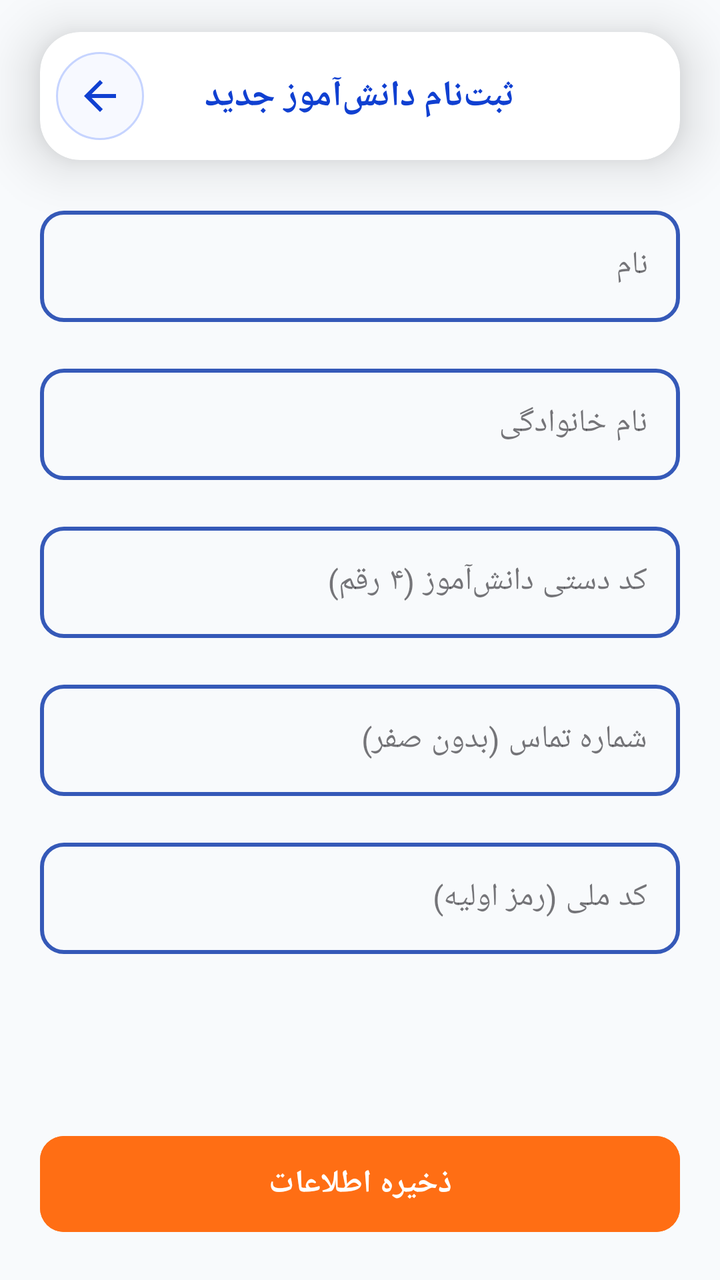
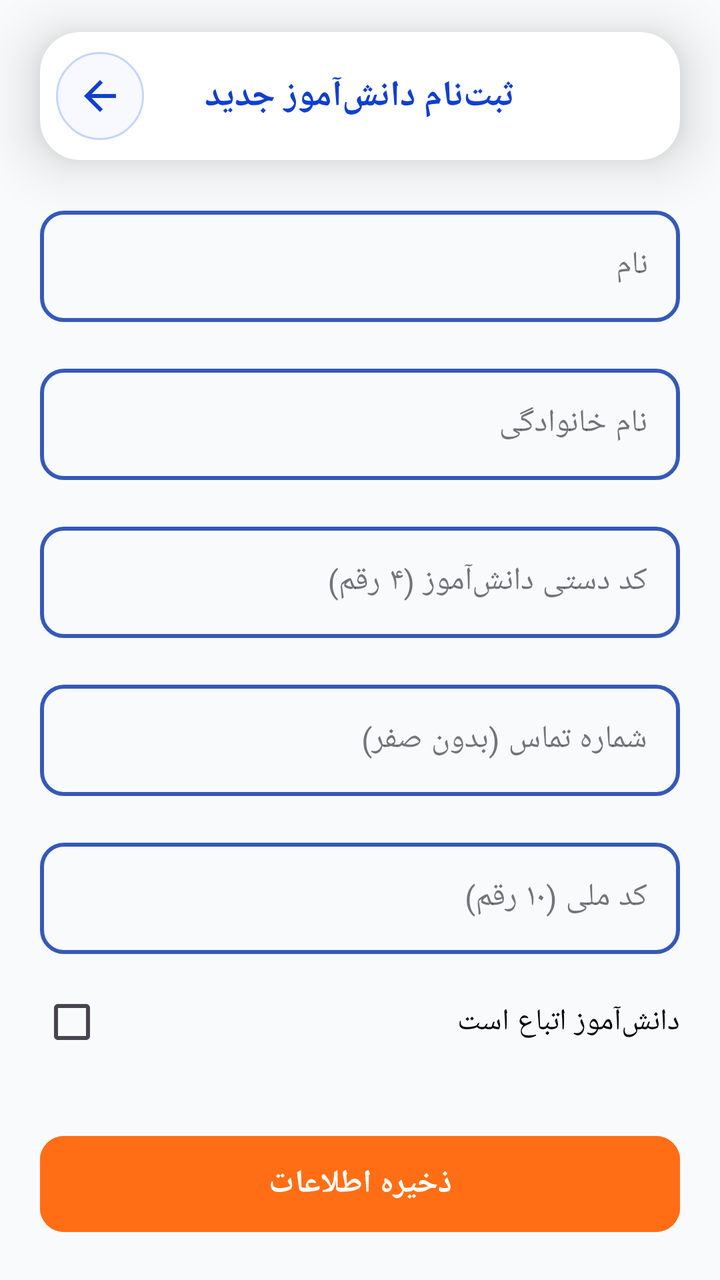

Screens rendered from an Android XML layout before and after an edit, with the pre-edit source and the edit as a unified diff.
<!-- AndroidManifest.xml: application theme Theme.BB -->
<!-- res/layout/activity_add_edit_student.xml -->
<?xml version='1.0' encoding='UTF-8'?>
<androidx.constraintlayout.widget.ConstraintLayout xmlns:android="http://schemas.android.com/apk/res/android" xmlns:app="http://schemas.android.com/apk/res-auto" android:layout_width="match_parent" android:layout_height="match_parent" android:background="@drawable/app_global_background">
  <com.google.android.material.card.MaterialCardView android:id="@+id/topBar" android:layout_width="match_parent" android:layout_height="64dp" android:layout_marginHorizontal="20dp" android:layout_marginTop="16dp" app:cardBackgroundColor="@color/card_background" app:cardCornerRadius="20dp" app:cardElevation="16dp" app:layout_constraintEnd_toEndOf="parent" app:layout_constraintStart_toStartOf="parent" app:layout_constraintTop_toTopOf="parent" app:strokeWidth="0dp">
    <RelativeLayout android:layout_width="match_parent" android:layout_height="match_parent">
      <ImageView android:id="@+id/btnFormBack" android:layout_alignParentLeft="true" android:layout_centerVertical="true" style="@style/AppBackButton"/>
      <TextView android:id="@+id/txtFormTitle" android:layout_width="wrap_content" android:layout_height="wrap_content" android:layout_centerInParent="true" android:text="ثبت‌نام دانش‌آموز جدید" android:textColor="@color/title_blue" android:textSize="18sp" android:textStyle="bold"/>
    </RelativeLayout>
  </com.google.android.material.card.MaterialCardView>
  <ScrollView android:layout_width="match_parent" android:layout_height="0dp" android:padding="20dp" app:layout_constraintBottom_toTopOf="@id/btnSaveStudent" app:layout_constraintTop_toBottomOf="@id/topBar">
    <LinearLayout android:layout_width="match_parent" android:layout_height="wrap_content" android:orientation="vertical">
      <com.google.android.material.textfield.TextInputLayout style="@style/StudentManageFormBox" android:layout_width="match_parent" android:layout_height="wrap_content" android:layout_marginBottom="18dp" android:hint="نام">
        <com.google.android.material.textfield.TextInputEditText android:id="@+id/etFirstName" android:layout_width="match_parent" android:layout_height="wrap_content" android:inputType="text" android:textColor="@color/input_text"/>
      </com.google.android.material.textfield.TextInputLayout>
      <com.google.android.material.textfield.TextInputLayout style="@style/StudentManageFormBox" android:layout_width="match_parent" android:layout_height="wrap_content" android:layout_marginBottom="18dp" android:hint="نام خانوادگی">
        <com.google.android.material.textfield.TextInputEditText android:id="@+id/etLastName" android:layout_width="match_parent" android:layout_height="wrap_content" android:inputType="text" android:textColor="@color/input_text"/>
      </com.google.android.material.textfield.TextInputLayout>
      <com.google.android.material.textfield.TextInputLayout android:id="@+id/layoutStudentCode" style="@style/StudentManageFormBox" android:layout_width="match_parent" android:layout_height="wrap_content" android:layout_marginBottom="18dp" android:hint="کد دستی دانش‌آموز (۴ رقم)">
        <com.google.android.material.textfield.TextInputEditText android:id="@+id/etStudentCode" android:layout_width="match_parent" android:layout_height="wrap_content" android:digits="0123456789" android:inputType="number" android:maxLength="4" android:singleLine="true" android:textColor="@color/input_text" android:textDirection="ltr"/>
      </com.google.android.material.textfield.TextInputLayout>
      <com.google.android.material.textfield.TextInputLayout style="@style/StudentManageFormBox" android:layout_width="match_parent" android:layout_height="wrap_content" android:layout_marginBottom="18dp" android:hint="شماره تماس (بدون صفر)">
        <com.google.android.material.textfield.TextInputEditText android:id="@+id/etPhone" android:layout_width="match_parent" android:layout_height="wrap_content" android:inputType="phone" android:maxLength="10" android:textColor="@color/input_text"/>
      </com.google.android.material.textfield.TextInputLayout>
      <com.google.android.material.textfield.TextInputLayout style="@style/StudentManageFormBox" android:layout_width="match_parent" android:layout_height="wrap_content" android:layout_marginBottom="18dp" android:hint="کد ملی (رمز اولیه)">
        <com.google.android.material.textfield.TextInputEditText android:id="@+id/etNationalId" android:layout_width="match_parent" android:layout_height="wrap_content" android:inputType="number" android:maxLength="10" android:textColor="@color/input_text"/>
      </com.google.android.material.textfield.TextInputLayout>
    </LinearLayout>
  </ScrollView>
  <Button android:id="@+id/btnSaveStudent" android:layout_width="match_parent" android:layout_height="56dp" android:layout_marginHorizontal="20dp" android:layout_marginBottom="20dp" android:backgroundTint="@color/brand_orange" android:text="ذخیره اطلاعات" android:textColor="@color/white" android:textSize="16sp" android:textStyle="bold" app:cornerRadius="12dp" app:layout_constraintBottom_toBottomOf="parent"/>
</androidx.constraintlayout.widget.ConstraintLayout>
<!-- resources referenced by this layout -->
<resources>
  <color name="brand_orange">#FF6E14</color>
  <color name="card_background">#FFFFFF</color>
  <color name="input_text">#050709</color>
  <color name="title_blue">#1040D1</color>
  <color name="white">#FFFFFFFF</color>
  <!-- drawable app_global_background (drawable) -->
  <?xml version="1.0" encoding="utf-8"?>
  <layer-list xmlns:android="http://schemas.android.com/apk/res/android">
      <item>
          <shape android:shape="rectangle">
              <solid android:color="#F8FAFC" />
          </shape>
      </item>
  </layer-list>
  <style name="AppBackButton">
      <item name="android:layout_width">44dp</item>
      <item name="android:layout_height">44dp</item>
      <item name="android:background">@drawable/bg_app_back_button</item>
      <item name="android:src">@drawable/ic_arrow_back_left</item>
      <item name="android:tint">@color/title_blue</item>
      <item name="android:padding">10dp</item>
      <item name="android:scaleType">centerInside</item>
      <item name="android:contentDescription">@string/action_back</item>
      <item name="android:clickable">true</item>
      <item name="android:focusable">true</item>
      <item name="android:layoutDirection">ltr</item>
      <item name="android:layout_marginLeft">8dp</item>
    </style>
  <style name="StudentManageFormBox" parent="Widget.MaterialComponents.TextInputLayout.OutlinedBox">
          <item name="boxCornerRadiusTopStart">12dp</item>
          <item name="boxCornerRadiusTopEnd">12dp</item>
          <item name="boxCornerRadiusBottomStart">12dp</item>
          <item name="boxCornerRadiusBottomEnd">12dp</item>
          <item name="boxStrokeColor">@color/student_manage_field_stroke</item>
          <item name="boxStrokeWidth">2dp</item>
          <item name="boxStrokeWidthFocused">3dp</item>
          <item name="hintTextColor">@color/title_blue</item>
      </style>
  <style name="Theme.BB" parent="Base.Theme.BB" />
  <!-- drawable ic_arrow_back_left (drawable) -->
  <vector xmlns:android="http://schemas.android.com/apk/res/android"
      android:width="24dp"
      android:height="24dp"
      android:viewportWidth="24"
      android:viewportHeight="24">
      <path
          android:fillColor="@android:color/white"
          android:pathData="M20,11H7.83l5.59,-5.59L12,4l-8,8 8,8 1.41,-1.41L7.83,13H20z" />
  </vector>
  <string name="action_back">بازگشت</string>
  <style name="Base.Theme.BB" parent="Theme.Material3.DayNight.NoActionBar">
          <item name="android:windowBackground">@drawable/app_global_background</item>
  
          <item name="android:windowTranslucentStatus">false</item>
          <item name="android:windowDrawsSystemBarBackgrounds">true</item>
          <item name="android:statusBarColor">@android:color/transparent</item>
          <item name="android:navigationBarColor">@android:color/transparent</item>
  
          <item name="materialAlertDialogTheme">@style/ThemeOverlay.BB.MaterialAlertDialog</item>
  
          <item name="android:windowLightStatusBar">true</item>
      </style>
  <color name="back_button_pressed">#E8EEFF</color>
  <color name="back_button_background">#F7F9FF</color>
  <color name="back_button_stroke">#C6D4FF</color>
  <style name="ThemeOverlay.BB.MaterialAlertDialog" parent="ThemeOverlay.Material3.MaterialAlertDialog">
          <item name="colorSurface">@color/card_background</item>
          <item name="colorOnSurface">@color/main_text</item>
          <item name="colorPrimary">@color/title_blue</item>
          <item name="shapeAppearanceOverlay">@style/ShapeAppearance.BB.AlertDialog</item>
      </style>
  <color name="main_text">#1D2939</color>
  <style name="ShapeAppearance.BB.AlertDialog" parent="ShapeAppearance.MaterialComponents.MediumComponent">
          <item name="cornerSize">22dp</item>
      </style>
  <!-- unchanged entries left out for length: 1 -->
</resources>

<!-- the commit's change to res/layout/activity_add_edit_student.xml (unified diff, before → after) -->
@@ -1,29 +1,222 @@
-<?xml version='1.0' encoding='UTF-8'?>
-<androidx.constraintlayout.widget.ConstraintLayout xmlns:android="http://schemas.android.com/apk/res/android" xmlns:app="http://schemas.android.com/apk/res-auto" android:layout_width="match_parent" android:layout_height="match_parent" android:background="@drawable/app_global_background">
-  <com.google.android.material.card.MaterialCardView android:id="@+id/topBar" android:layout_width="match_parent" android:layout_height="64dp" android:layout_marginHorizontal="20dp" android:layout_marginTop="16dp" app:cardBackgroundColor="@color/card_background" app:cardCornerRadius="20dp" app:cardElevation="16dp" app:layout_constraintEnd_toEndOf="parent" app:layout_constraintStart_toStartOf="parent" app:layout_constraintTop_toTopOf="parent" app:strokeWidth="0dp">
-    <RelativeLayout android:layout_width="match_parent" android:layout_height="match_parent">
-      <ImageView android:id="@+id/btnFormBack" android:layout_alignParentLeft="true" android:layout_centerVertical="true" style="@style/AppBackButton"/>
-      <TextView android:id="@+id/txtFormTitle" android:layout_width="wrap_content" android:layout_height="wrap_content" android:layout_centerInParent="true" android:text="ثبت‌نام دانش‌آموز جدید" android:textColor="@color/title_blue" android:textSize="18sp" android:textStyle="bold"/>
-    </RelativeLayout>
-  </com.google.android.material.card.MaterialCardView>
-  <ScrollView android:layout_width="match_parent" android:layout_height="0dp" android:padding="20dp" app:layout_constraintBottom_toTopOf="@id/btnSaveStudent" app:layout_constraintTop_toBottomOf="@id/topBar">
-    <LinearLayout android:layout_width="match_parent" android:layout_height="wrap_content" android:orientation="vertical">
-      <com.google.android.material.textfield.TextInputLayout style="@style/StudentManageFormBox" android:layout_width="match_parent" android:layout_height="wrap_content" android:layout_marginBottom="18dp" android:hint="نام">
-        <com.google.android.material.textfield.TextInputEditText android:id="@+id/etFirstName" android:layout_width="match_parent" android:layout_height="wrap_content" android:inputType="text" android:textColor="@color/input_text"/>
-      </com.google.android.material.textfield.TextInputLayout>
-      <com.google.android.material.textfield.TextInputLayout style="@style/StudentManageFormBox" android:layout_width="match_parent" android:layout_height="wrap_content" android:layout_marginBottom="18dp" android:hint="نام خانوادگی">
-        <com.google.android.material.textfield.TextInputEditText android:id="@+id/etLastName" android:layout_width="match_parent" android:layout_height="wrap_content" android:inputType="text" android:textColor="@color/input_text"/>
-      </com.google.android.material.textfield.TextInputLayout>
-      <com.google.android.material.textfield.TextInputLayout android:id="@+id/layoutStudentCode" style="@style/StudentManageFormBox" android:layout_width="match_parent" android:layout_height="wrap_content" android:layout_marginBottom="18dp" android:hint="کد دستی دانش‌آموز (۴ رقم)">
-        <com.google.android.material.textfield.TextInputEditText android:id="@+id/etStudentCode" android:layout_width="match_parent" android:layout_height="wrap_content" android:digits="0123456789" android:inputType="number" android:maxLength="4" android:singleLine="true" android:textColor="@color/input_text" android:textDirection="ltr"/>
-      </com.google.android.material.textfield.TextInputLayout>
-      <com.google.android.material.textfield.TextInputLayout style="@style/StudentManageFormBox" android:layout_width="match_parent" android:layout_height="wrap_content" android:layout_marginBottom="18dp" android:hint="شماره تماس (بدون صفر)">
-        <com.google.android.material.textfield.TextInputEditText android:id="@+id/etPhone" android:layout_width="match_parent" android:layout_height="wrap_content" android:inputType="phone" android:maxLength="10" android:textColor="@color/input_text"/>
-      </com.google.android.material.textfield.TextInputLayout>
-      <com.google.android.material.textfield.TextInputLayout style="@style/StudentManageFormBox" android:layout_width="match_parent" android:layout_height="wrap_content" android:layout_marginBottom="18dp" android:hint="کد ملی (رمز اولیه)">
-        <com.google.android.material.textfield.TextInputEditText android:id="@+id/etNationalId" android:layout_width="match_parent" android:layout_height="wrap_content" android:inputType="number" android:maxLength="10" android:textColor="@color/input_text"/>
-      </com.google.android.material.textfield.TextInputLayout>
-    </LinearLayout>
-  </ScrollView>
-  <Button android:id="@+id/btnSaveStudent" android:layout_width="match_parent" android:layout_height="56dp" android:layout_marginHorizontal="20dp" android:layout_marginBottom="20dp" android:backgroundTint="@color/brand_orange" android:text="ذخیره اطلاعات" android:textColor="@color/white" android:textSize="16sp" android:textStyle="bold" app:cornerRadius="12dp" app:layout_constraintBottom_toBottomOf="parent"/>
+<?xml version="1.0" encoding="utf-8"?>
+<androidx.constraintlayout.widget.ConstraintLayout
+    xmlns:android="http://schemas.android.com/apk/res/android"
+    xmlns:app="http://schemas.android.com/apk/res-auto"
+    android:layout_width="match_parent"
+    android:layout_height="match_parent"
+    android:background="@drawable/app_global_background">
+
+    <com.google.android.material.card.MaterialCardView
+        android:id="@+id/topBar"
+        android:layout_width="match_parent"
+        android:layout_height="64dp"
+        android:layout_marginHorizontal="20dp"
+        android:layout_marginTop="16dp"
+        app:cardBackgroundColor="@color/card_background"
+        app:cardCornerRadius="20dp"
+        app:cardElevation="16dp"
+        app:layout_constraintEnd_toEndOf="parent"
+        app:layout_constraintStart_toStartOf="parent"
+        app:layout_constraintTop_toTopOf="parent"
+        app:strokeWidth="0dp">
+
+        <RelativeLayout
+            android:layout_width="match_parent"
+            android:layout_height="match_parent">
+
+            <ImageView
+                android:id="@+id/btnFormBack"
+                style="@style/AppBackButton"
+                android:layout_alignParentLeft="true"
+                android:layout_centerVertical="true" />
+
+            <TextView
+                android:id="@+id/txtFormTitle"
+                android:layout_width="wrap_content"
+                android:layout_height="wrap_content"
+                android:layout_centerInParent="true"
+                android:text="ثبت‌نام دانش‌آموز جدید"
+                android:textColor="@color/title_blue"
+                android:textSize="18sp"
+                android:textStyle="bold" />
+        </RelativeLayout>
+    </com.google.android.material.card.MaterialCardView>
+
+    <ScrollView
+        android:layout_width="match_parent"
+        android:layout_height="0dp"
+        android:clipToPadding="false"
+        android:padding="20dp"
+        app:layout_constraintBottom_toTopOf="@id/btnSaveStudent"
+        app:layout_constraintTop_toBottomOf="@id/topBar">
+
+        <LinearLayout
+            android:layout_width="match_parent"
+            android:layout_height="wrap_content"
+            android:orientation="vertical">
+
+            <com.google.android.material.textfield.TextInputLayout
+                style="@style/StudentManageFormBox"
+                android:layout_width="match_parent"
+                android:layout_height="wrap_content"
+                android:layout_marginBottom="18dp"
+                android:hint="نام">
+
+                <com.google.android.material.textfield.TextInputEditText
+                    android:id="@+id/etFirstName"
+                    android:layout_width="match_parent"
+                    android:layout_height="wrap_content"
+                    android:inputType="text"
+                    android:textColor="@color/input_text" />
+            </com.google.android.material.textfield.TextInputLayout>
+
+            <com.google.android.material.textfield.TextInputLayout
+                style="@style/StudentManageFormBox"
+                android:layout_width="match_parent"
+                android:layout_height="wrap_content"
+                android:layout_marginBottom="18dp"
+                android:hint="نام خانوادگی">
+
+                <com.google.android.material.textfield.TextInputEditText
+                    android:id="@+id/etLastName"
+                    android:layout_width="match_parent"
+                    android:layout_height="wrap_content"
+                    android:inputType="text"
+                    android:textColor="@color/input_text" />
+            </com.google.android.material.textfield.TextInputLayout>
+
+            <com.google.android.material.textfield.TextInputLayout
+                android:id="@+id/layoutStudentCode"
+                style="@style/StudentManageFormBox"
+                android:layout_width="match_parent"
+                android:layout_height="wrap_content"
+                android:layout_marginBottom="18dp"
+                android:hint="کد دستی دانش‌آموز (۴ رقم)">
+
+                <com.google.android.material.textfield.TextInputEditText
+                    android:id="@+id/etStudentCode"
+                    android:layout_width="match_parent"
+                    android:layout_height="wrap_content"
+                    android:digits="0123456789۰۱۲۳۴۵۶۷۸۹٠١٢٣٤٥٦٧٨٩"
+                    android:inputType="number"
+                    android:maxLength="4"
+                    android:singleLine="true"
+                    android:textColor="@color/input_text"
+                    android:textDirection="ltr" />
+            </com.google.android.material.textfield.TextInputLayout>
+
+            <com.google.android.material.textfield.TextInputLayout
+                style="@style/StudentManageFormBox"
+                android:layout_width="match_parent"
+                android:layout_height="wrap_content"
+                android:layout_marginBottom="18dp"
+                android:hint="شماره تماس (بدون صفر)">
+
+                <com.google.android.material.textfield.TextInputEditText
+                    android:id="@+id/etPhone"
+                    android:layout_width="match_parent"
+                    android:layout_height="wrap_content"
+                    android:digits="0123456789۰۱۲۳۴۵۶۷۸۹٠١٢٣٤٥٦٧٨٩"
+                    android:inputType="phone"
+                    android:maxLength="10"
+                    android:textColor="@color/input_text"
+                    android:textDirection="ltr" />
+            </com.google.android.material.textfield.TextInputLayout>
+
+            <com.google.android.material.textfield.TextInputLayout
+                android:id="@+id/layoutNationalId"
+                style="@style/StudentManageFormBox"
+                android:layout_width="match_parent"
+                android:layout_height="wrap_content"
+                android:layout_marginBottom="10dp"
+                android:hint="کد ملی (۱۰ رقم)">
+
+                <com.google.android.material.textfield.TextInputEditText
+                    android:id="@+id/etNationalId"
+                    android:layout_width="match_parent"
+                    android:layout_height="wrap_content"
+                    android:digits="0123456789۰۱۲۳۴۵۶۷۸۹٠١٢٣٤٥٦٧٨٩"
+                    android:inputType="number"
+                    android:maxLength="10"
+                    android:singleLine="true"
+                    android:textColor="@color/input_text"
+                    android:textDirection="ltr" />
+            </com.google.android.material.textfield.TextInputLayout>
+
+            <com.google.android.material.checkbox.MaterialCheckBox
+                android:id="@+id/cbIsForeign"
+                android:layout_width="match_parent"
+                android:layout_height="wrap_content"
+                android:layout_marginBottom="10dp"
+                android:text="دانش‌آموز اتباع است"
+                android:textColor="@color/input_text"
+                android:textSize="15sp" />
+
+            <LinearLayout
+                android:id="@+id/foreignIdentitySection"
+                android:layout_width="match_parent"
+                android:layout_height="wrap_content"
+                android:orientation="vertical"
+                android:visibility="gone">
+
+                <com.google.android.material.textfield.TextInputLayout
+                    android:id="@+id/layoutForeignCode"
+                    style="@style/StudentManageFormBox"
+                    android:layout_width="match_parent"
+                    android:layout_height="wrap_content"
+                    android:layout_marginBottom="8dp"
+                    android:hint="کد اتباع (۱۲ رقم)">
+
+                    <com.google.android.material.textfield.TextInputEditText
+                        android:id="@+id/etForeignCode"
+                        android:tag="force_english_digits"
+                        android:layout_width="match_parent"
+                        android:layout_height="wrap_content"
+                        android:digits="0123456789۰۱۲۳۴۵۶۷۸۹٠١٢٣٤٥٦٧٨٩"
+                        android:inputType="number"
+                        android:maxLength="12"
+                        android:singleLine="true"
+                        android:textColor="@color/input_text"
+                        android:textDirection="ltr" />
+                </com.google.android.material.textfield.TextInputLayout>
+
+                <com.google.android.material.checkbox.MaterialCheckBox
+                    android:id="@+id/cbNoForeignCode"
+                    android:layout_width="match_parent"
+                    android:layout_height="wrap_content"
+                    android:text="کد اتباع ندارد"
+                    android:textColor="@color/input_text"
+                    android:textSize="15sp" />
+
+                <TextView
+                    android:id="@+id/txtForeignAutoHint"
+                    android:layout_width="match_parent"
+                    android:layout_height="wrap_content"
+                    android:layout_marginStart="8dp"
+                    android:layout_marginTop="2dp"
+                    android:layout_marginEnd="8dp"
+                    android:layout_marginBottom="18dp"
+                    android:text="با فعال کردن این گزینه، شناسه ۱۲ رقمی یکتا همین‌جا ساخته و داخل فیلد کد اتباع نمایش داده می‌شود."
+                    android:textColor="@color/sub_text"
+                    android:textSize="12sp"
+                    android:visibility="gone" />
+            </LinearLayout>
+
+        </LinearLayout>
+    </ScrollView>
+
+    <Button
+        android:id="@+id/btnSaveStudent"
+        android:layout_width="match_parent"
+        android:layout_height="56dp"
+        android:layout_marginHorizontal="20dp"
+        android:layout_marginBottom="20dp"
+        android:backgroundTint="@color/brand_orange"
+        android:text="ذخیره اطلاعات"
+        android:textColor="@color/white"
+        android:textSize="16sp"
+        android:textStyle="bold"
+        app:cornerRadius="12dp"
+        app:layout_constraintBottom_toBottomOf="parent" />
+
 </androidx.constraintlayout.widget.ConstraintLayout>
<!-- resource entries referenced after the edit -->
@@ -3,6 +3,7 @@
   <color name="brand_orange">#FF6E14</color>
   <color name="card_background">#FFFFFF</color>
   <color name="input_text">#050709</color>
+  <color name="sub_text">#667085</color>
   <color name="title_blue">#1040D1</color>
   <color name="white">#FFFFFFFF</color>
   <!-- drawable app_global_background (drawable) -->
